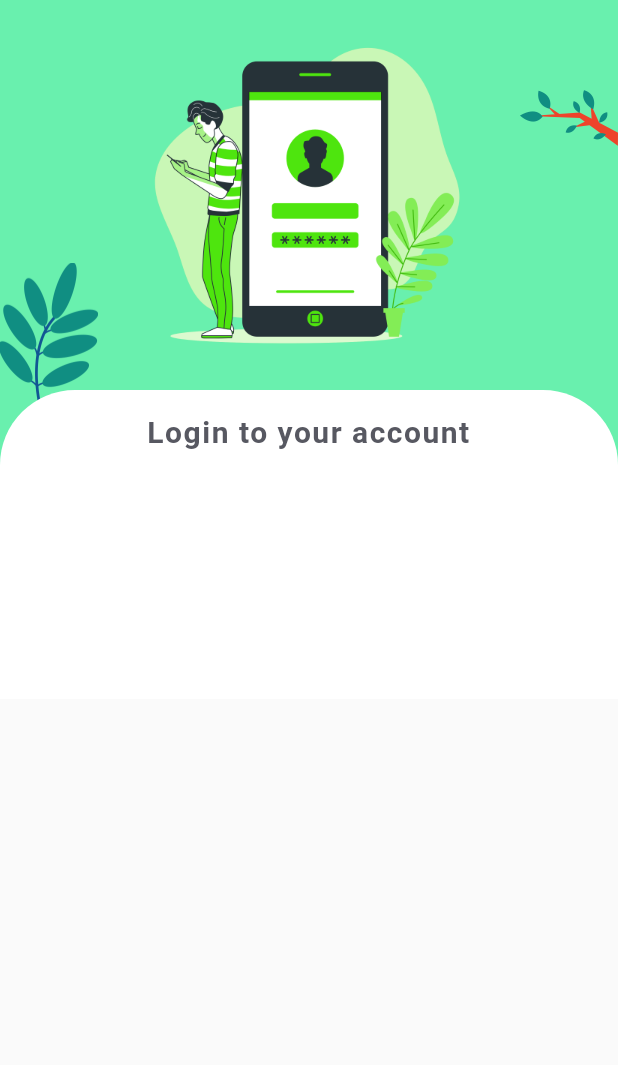
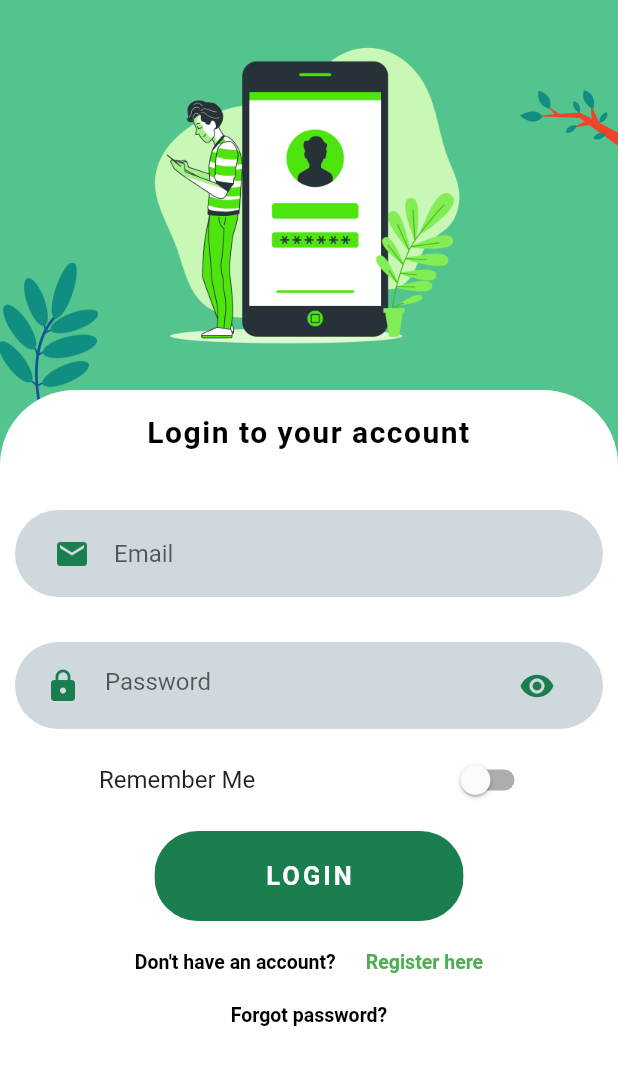
Before and after one commit to koliche/Moroccan-Food-Recipes, a Flutter app: the LoginScreen screen opened directly, on a phone screen of 412 x 824 dp. Shown: the top 1065 px of the screen. Run offline on Flutter 3.47's test engine with Material 2 defaults, Android fonts, the phone set to English and light mode, and no system bars; our stand-ins replace animate_do, font_awesome_flutter, google_fonts; Roboto replaces fonts that are missing (OpenSans, Opensans).

Commit message:
Login ui

```diff
--- a/lib/views/login.dart
+++ b/lib/views/login.dart
@@ -1,6 +1,10 @@
 import 'package:flutter/material.dart';
+import 'package:recipes_app/views/signUp.dart';
 import 'package:recipes_app/views/widgets/LoginWidget.dart';
 import 'package:recipes_app/views/widgets/pageTiteleBar.dart';
+import 'package:recipes_app/views/widgets/roundedButton.dart';
+import 'package:recipes_app/views/widgets/roundedInputField.dart';
+import 'package:recipes_app/views/widgets/roundedPasswordField.dart';
 
 class LoginScreen extends StatefulWidget {
   const LoginScreen({Key? key}) : super(key: key);
@@ -22,11 +26,93 @@ class _LoginScreenState extends State<LoginScreen> {
               children: [
                 // Up side Logo and disgne :::::::
                 Upside(),
-                  PageTitleBar(title: "Login to your account")
+                const PageTitleBar(title: "Login to your account"),
+                Padding(
+                  padding: const EdgeInsets.only(top: 320.0),
+                  child: Container(
+                    width: double.infinity,
+                    decoration: const BoxDecoration(
+                      color: Colors.white,
+                      borderRadius: BorderRadius.only(
+                        topLeft: Radius.circular(50),
+                        topRight: Radius.circular(50),
+                      ),
+                    ),
+                    child: Column(
+                      crossAxisAlignment: CrossAxisAlignment.center,
+                      children: [
+                        Form(
+                          child: Column(
+                            children: [
+                              // Email and Password Fialde :::::::
+                              Container(
+                                padding: EdgeInsets.only(left: 10, right: 10),
+                                child: const RoundedInputField(
+                                    hintText: "Email", icon: Icons.email),
+                              ),
+                              Container(
+                                  padding: EdgeInsets.only(left: 10, right: 10),
+                                  child: const RoundedPasswordField()),
+
+                              switchListTile(),
+                              // Log in Button ::::::::::::::::::
+                              RoundedButton(text: 'LOGIN', press: () {}),
+                              const SizedBox(
+                                height: 10,
+                              ),
+                              UnderPart(
+                                title: "Don't have an account?",
+                                navigatorText: "Register here",
+                                onTap: () {
+                                  Navigator.push(
+                                      context,
+                                      MaterialPageRoute(
+                                          builder: (context) =>
+                                              SignUpScreen()));
+                                },
+                              ),
+                              const SizedBox(
+                                height: 20,
+                              ),
+                              const Text(
+                                'Forgot password?',
+                                style: TextStyle(
+                                    color: Colors.black,
+                                    fontFamily: 'OpenSans',
+                                    fontWeight: FontWeight.bold,
+                                    fontSize: 13),
+                              ),
+                              const SizedBox(
+                                height: 60,
+                              )
                             ],
                           ),
-            )),
+                        )
+                      ],
+                    ),
+                  ),
+                )
+              ],
+            ),
+          ),
+        ),
       ),
     );
   }
 }
+
+switchListTile() {
+  return Padding(
+    padding: const EdgeInsets.only(left: 50, right: 40),
+    child: SwitchListTile(
+      dense: true,
+      title: const Text(
+        'Remember Me',
+        style: TextStyle(fontSize: 16, fontFamily: 'OpenSans'),
+      ),
+      value: false,
+      activeColor: Colors.black,
+      onChanged: (val) {},
+    ),
+  );
+}
--- /dev/null
+++ b/lib/views/signUp.dart
@@ -0,0 +1,15 @@
+import 'package:flutter/material.dart';
+
+class SignUpScreen extends StatefulWidget {
+  SignUpScreen({Key? key}) : super(key: key);
+
+  @override
+  State<SignUpScreen> createState() => _SignUpScreenState();
+}
+
+class _SignUpScreenState extends State<SignUpScreen> {
+  @override
+  Widget build(BuildContext context) {
+    return Container();
+  }
+}
--- a/lib/views/widgets/LoginWidget.dart
+++ b/lib/views/widgets/LoginWidget.dart
@@ -15,7 +15,7 @@ class Upside extends StatelessWidget {
         Container(
           width: 600,
           height: 400,
-          color: Colors.greenAccent,
+          color: Color.fromARGB(255, 83, 196, 141),
           child: Padding(
             padding: const EdgeInsets.only(top: 10.0),
             child: Image.asset(
@@ -45,3 +45,48 @@ class Upside extends StatelessWidget {
     );
   }
 }
+
+class UnderPart extends StatelessWidget {
+  const UnderPart(
+      {Key? key,
+      required this.title,
+      required this.navigatorText,
+      required this.onTap})
+      : super(key: key);
+  final String title;
+  final String navigatorText;
+  final Function() onTap;
+
+  @override
+  Widget build(BuildContext context) {
+    return Row(
+      mainAxisAlignment: MainAxisAlignment.center,
+      children: [
+        Text(
+          title,
+          style: const TextStyle(
+              fontFamily: 'OpenSans',
+              fontSize: 13,
+              color: Colors.black,
+              fontWeight: FontWeight.bold),
+        ),
+        const SizedBox(
+          width: 20,
+        ),
+        InkWell(
+          onTap: () {
+            onTap();
+          },
+          child: Text(
+            navigatorText,
+            style: const TextStyle(
+                color: Colors.green,
+                fontSize: 13,
+                fontWeight: FontWeight.bold,
+                fontFamily: 'Opensans'),
+          ),
+        )
+      ],
+    );
+  }
+}
--- a/lib/views/widgets/pageTiteleBar.dart
+++ b/lib/views/widgets/pageTiteleBar.dart
@@ -28,7 +28,7 @@ class PageTitleBar extends StatelessWidget {
                 fontSize: 20,
                 letterSpacing: 1,
                 fontWeight: FontWeight.bold,
-                color: Color(0xfff575861)),
+                color: Colors.black),
           ),
         ),
       ),
--- /dev/null
+++ b/lib/views/widgets/roundedButton.dart
@@ -0,0 +1,43 @@
+import 'package:flutter/cupertino.dart';
+import 'package:flutter/material.dart';
+
+class RoundedButton extends StatelessWidget {
+  const RoundedButton(
+      {Key? key, this.press, this.textColor = Colors.white, required this.text})
+      : super(key: key);
+  final String text;
+  final Function()? press;
+  final Color? textColor;
+
+  @override
+  Widget build(BuildContext context) {
+    Size size = MediaQuery.of(context).size;
+    return Container(
+      margin: const EdgeInsets.symmetric(vertical: 10),
+      width: size.width * 0.5,
+      child: ClipRRect(
+        borderRadius: BorderRadius.circular(29),
+        child: newElevatedButton(),
+      ),
+    );
+  }
+
+  Widget newElevatedButton() {
+    return ElevatedButton(
+      child: Text(
+        text,
+        style: TextStyle(color: textColor, fontSize: 17),
+      ),
+      onPressed: press,
+      style: ElevatedButton.styleFrom(
+          primary: Color.fromARGB(255, 26, 126, 78),
+          padding: const EdgeInsets.symmetric(horizontal: 40, vertical: 20),
+          textStyle: TextStyle(
+              letterSpacing: 2,
+              color: textColor,
+              fontSize: 12,
+              fontWeight: FontWeight.bold,
+              fontFamily: 'OpenSans')),
+    );
+  }
+}
--- /dev/null
+++ b/lib/views/widgets/roundedInputField.dart
@@ -0,0 +1,31 @@
+import 'package:flutter/material.dart';
+
+class RoundedInputField extends StatelessWidget {
+  const RoundedInputField({Key? key, this.hintText, this.icon = Icons.person})
+      : super(key: key);
+  final String? hintText;
+  final IconData icon;
+
+  @override
+  Widget build(BuildContext context) {
+    return Container(
+      margin: const EdgeInsets.symmetric(vertical: 20),
+      padding: const EdgeInsets.symmetric(horizontal: 26, vertical: 5),
+      decoration: BoxDecoration(
+        color: Colors.blueGrey[100],
+        borderRadius: BorderRadius.circular(29),
+      ),
+      child: TextFormField(
+        cursorColor: Colors.black,
+        decoration: InputDecoration(
+            icon: Icon(
+              icon,
+              color: Color.fromARGB(255, 26, 126, 78),
+            ),
+            hintText: hintText,
+            hintStyle: const TextStyle(fontFamily: 'OpenSans'),
+            border: InputBorder.none),
+      ),
+    );
+  }
+}
--- /dev/null
+++ b/lib/views/widgets/roundedPasswordField.dart
@@ -0,0 +1,37 @@
+import 'package:flutter/material.dart';
+
+class RoundedPasswordField extends StatelessWidget {
+  const RoundedPasswordField(
+      {Key? key, this.hintText, this.icon = Icons.person})
+      : super(key: key);
+  final String? hintText;
+  final IconData icon;
+
+  @override
+  Widget build(BuildContext context) {
+    return Container(
+      margin: const EdgeInsets.symmetric(vertical: 10),
+      padding: const EdgeInsets.symmetric(horizontal: 20, vertical: 5),
+      decoration: BoxDecoration(
+        color: Colors.blueGrey[100],
+        borderRadius: BorderRadius.circular(29),
+      ),
+      child: TextFormField(
+        obscureText: true,
+        cursorColor: Colors.black,
+        decoration: const InputDecoration(
+            icon: Icon(
+              Icons.lock,
+              color: Color.fromARGB(255, 26, 126, 78),
+            ),
+            hintText: "Password",
+            hintStyle: TextStyle(fontFamily: 'OpenSans'),
+            suffixIcon: Icon(
+              Icons.visibility,
+              color: Color.fromARGB(255, 26, 126, 78),
+            ),
+            border: InputBorder.none),
+      ),
+    );
+  }
+}
```
Lines whose indentation alone changed are shown as unchanged.
